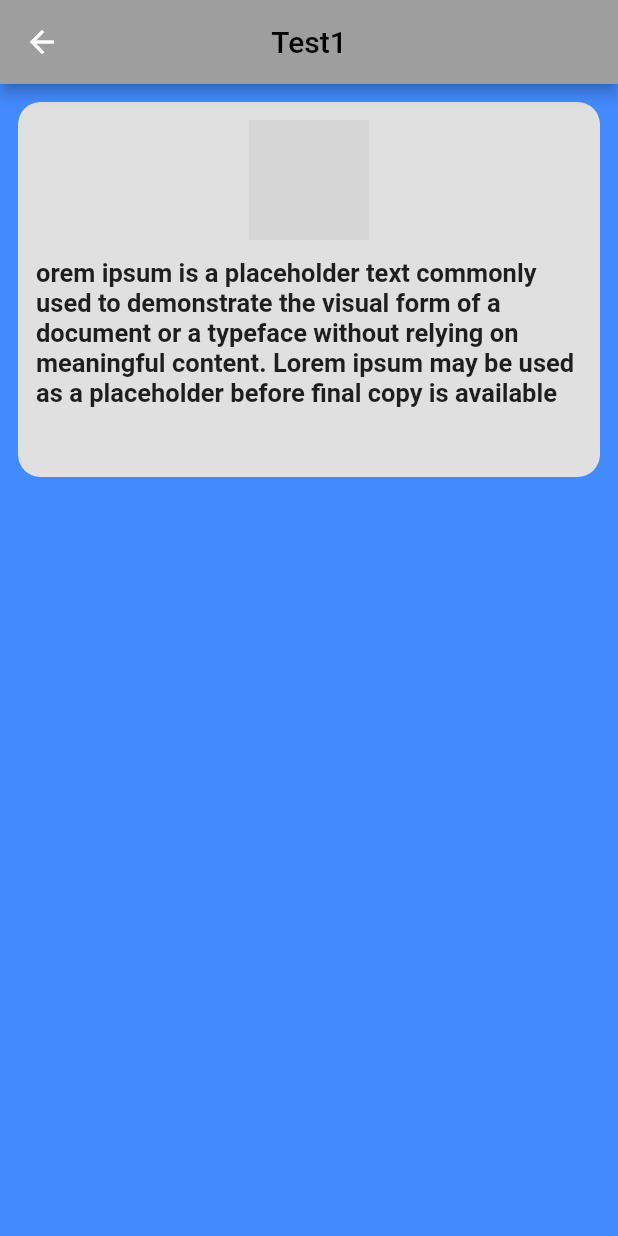
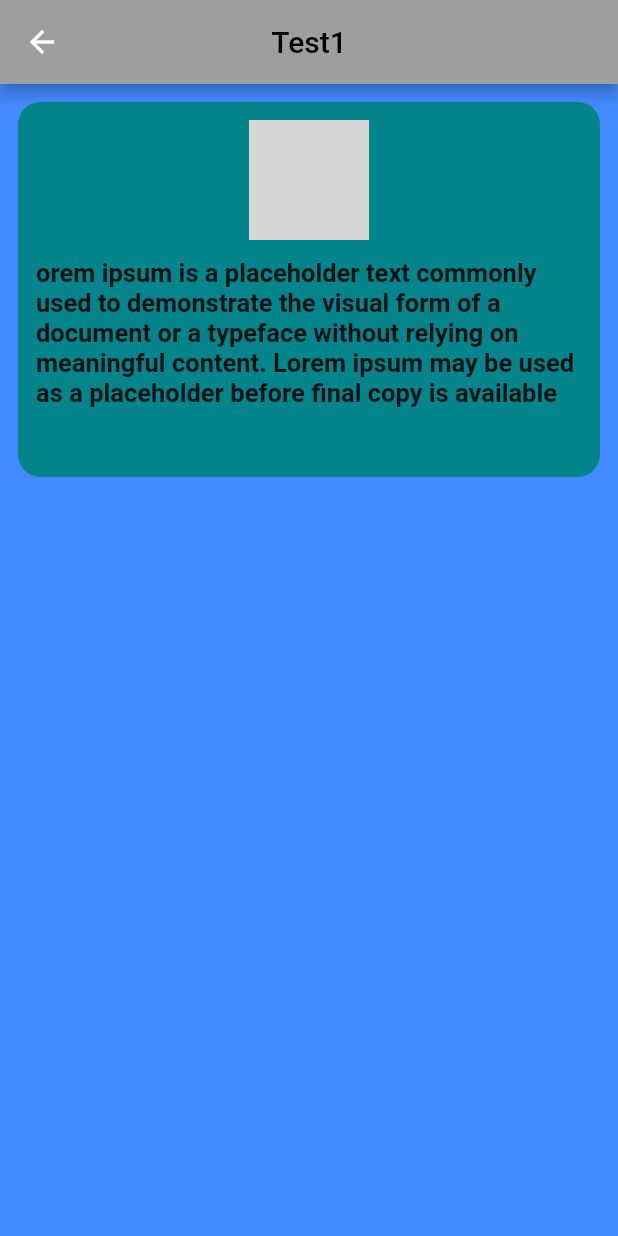
Before and after one commit to nisargpro/deepbyte-task1, a Flutter app: the screen it shows after launch, after a tap on "Test1", on a phone screen of 412 x 824 dp. Run offline on Flutter 3.47's test engine with Material 2 defaults, Android fonts, the phone set to English and light mode, and no system bars; our stand-ins replace get; network calls fail; grey boxes are pictures that could not be loaded.

Commit message:
first commit

```diff
--- /dev/null
+++ b/lib/helper/constants.dart
@@ -0,0 +1,7 @@
+import 'package:flutter/material.dart';
+class Constants{
+  static const Color yellowColor = Color(0xffe6b985);
+  static const Color accentColor = Color(0xff00565a);
+  static const Color buttonColor = Color(0xff03858b);
+  static const String fontFamily = 'Montserrat';
+}
--- a/lib/modules/pages/details_page.dart
+++ b/lib/modules/pages/details_page.dart
@@ -1,5 +1,6 @@
 import 'package:flutter/material.dart';
 import 'package:get/get.dart';
+import 'package:product_list/helper/constants.dart';
 import 'package:product_list/modules/controller/home_screen_controller.dart';
 import 'package:product_list/modules/model/ListModel.dart';
 
@@ -27,7 +28,7 @@ class DetailsPage extends StatelessWidget {
                   padding: EdgeInsets.all(12),
                   height: 250,
                   decoration: BoxDecoration(
-                      color: Colors.grey.shade300,
+                      color: Constants.buttonColor,
                       borderRadius: BorderRadius.circular(15)),
                   child: Center(
                     child: Column(
--- a/lib/modules/pages/home_screen.dart
+++ b/lib/modules/pages/home_screen.dart
@@ -1,5 +1,6 @@
 import 'package:flutter/material.dart';
 import 'package:get/get.dart';
+import 'package:product_list/helper/constants.dart';
 import 'package:product_list/modules/controller/home_screen_controller.dart';
 import 'package:product_list/modules/pages/details_page.dart';
 
@@ -11,7 +12,7 @@ class HomeScreen extends StatelessWidget {
   Widget build(BuildContext context) {
     return GetBuilder<HomePageController>(builder: (controller){
       return Scaffold(
-        backgroundColor: Colors.blueAccent.shade200,
+        backgroundColor: Colors.blueGrey,
         appBar: AppBar(
           title: Text("Product List",style: TextStyle(color: Colors.black),),
           centerTitle: true,
@@ -28,7 +29,7 @@ class HomeScreen extends StatelessWidget {
                       margin: EdgeInsets.all(8),
                       height: 100,
                       decoration: BoxDecoration(
-                          color: Colors.blue.shade100,
+                          color: Constants.yellowColor,
                           borderRadius: BorderRadius.circular(15)
                       ),
                       child: Row(
```
Also changed, not shown: 1 other file.
